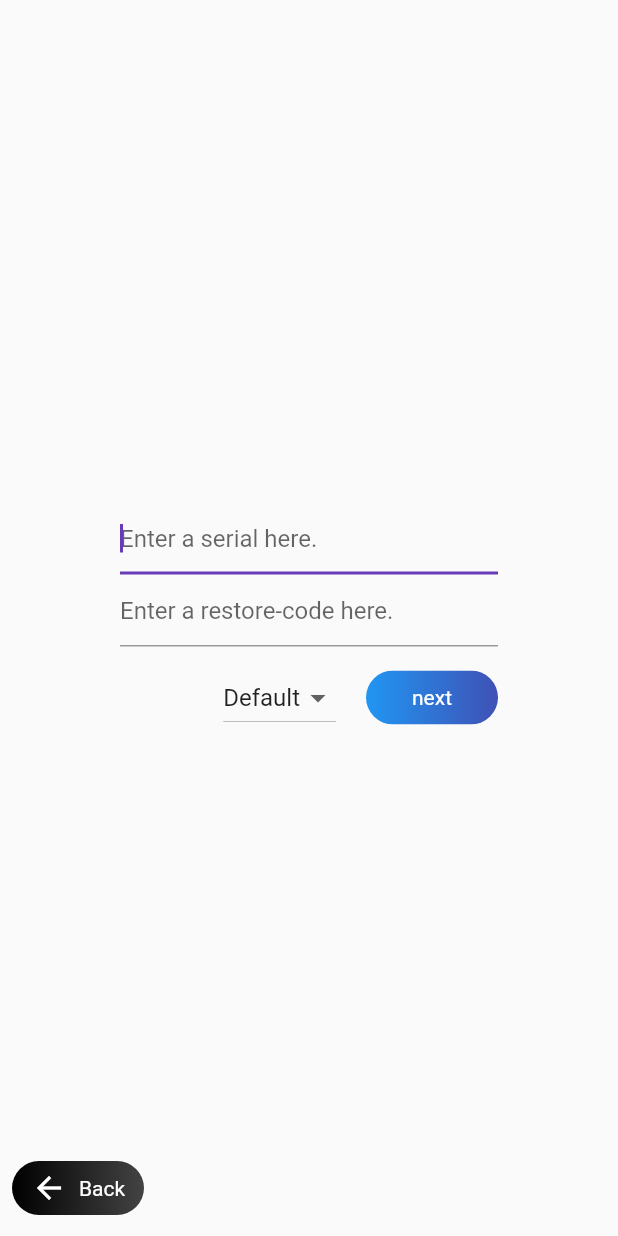
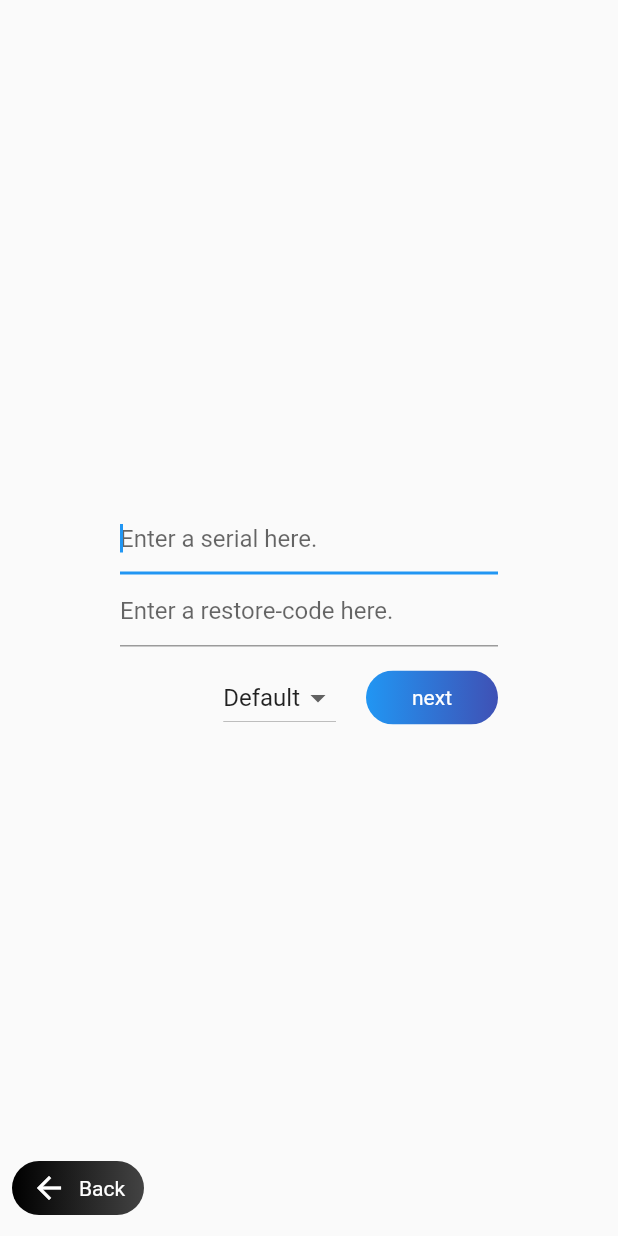
Before and after one commit to connectety/bma_desktop_setup, a Flutter app: the screen it shows after launch, after a tap on "Recover an authenticator", on a phone screen of 412 x 824 dp. Run offline on Flutter 3.47's test engine with Material 2 defaults, Android fonts, the phone set to English and light mode, and no system bars; our stand-ins replace qr_flutter; missing offline and left inert: base32, pointycastle.

Commit message:
removed ThemeData from App

```diff
--- a/lib/main.dart
+++ b/lib/main.dart
@@ -13,12 +13,9 @@ class MyApp extends StatelessWidget {
   Widget build(BuildContext context) {
     return ScopedModel<RegionModel>(
       model: RegionModel(),
-      child: MaterialApp(
+      child: const MaterialApp(
         title: 'setup4bmatotp',
-        theme: ThemeData(
-          primarySwatch: Colors.deepPurple,
-        ),
-        home: const MethodSelectionPage(),
+        home: MethodSelectionPage(),
       ),
     );
   }
```
